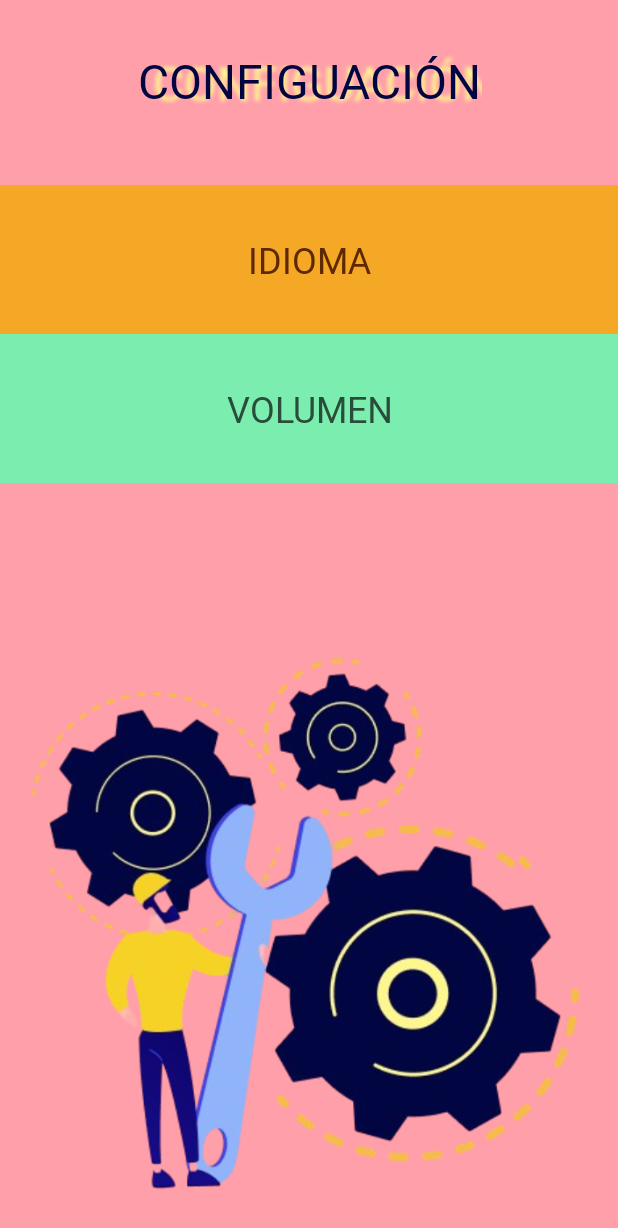
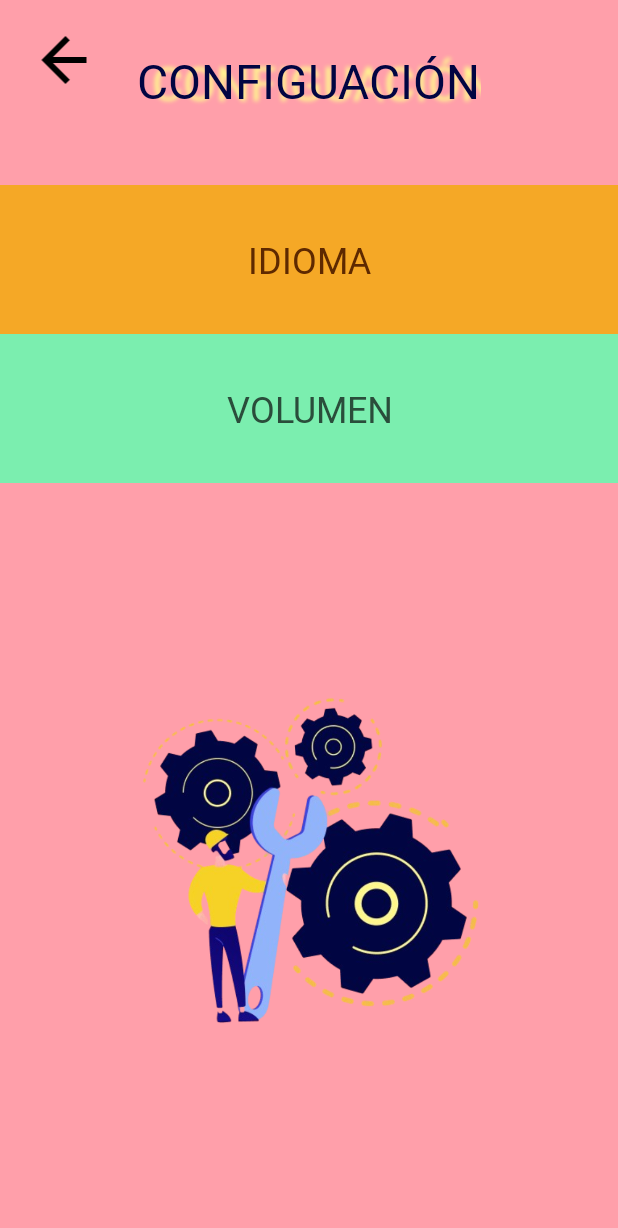
Before and after one commit to NC09dev/MelodIA, an Android app: the Optionsactivity screen opened directly, with no data from a screen before it, on a phone screen of 412 x 824 dp. Shown: the top 1228 px of the screen. Run offline under Robolectric (Android 15) with nearby library versions, the phone set to English and light mode, and no system bars.

Commit message:
Agrege la barra de volumen y la flecha que devuelve al apartado de de donde se crea la melodia

```diff
--- a/app/src/main/java/com/example/melodia/options_activity.kt
+++ b/app/src/main/java/com/example/melodia/options_activity.kt
@@ -2,6 +2,10 @@ package com.example.melodia
 
 import android.os.Bundle
 import android.view.View
+import android.widget.ImageView
+import android.widget.LinearLayout
+import android.widget.SeekBar
+import android.widget.TextView
 import androidx.activity.enableEdgeToEdge
 import androidx.appcompat.app.AppCompatActivity
 
@@ -16,8 +20,38 @@ class Optionsactivity : AppCompatActivity() {
 
         // Ocultar botones de navegación y barra de estado
         hideSystemUI()
+
+        // Referencias a los elementos del layout
+        val volumeButton = findViewById<TextView>(R.id.volumeButton)
+        val volumeControl = findViewById<LinearLayout>(R.id.volumeControl)
+        val seekBar = findViewById<SeekBar>(R.id.seekBar)
+
+        // Mostrar u ocultar el control de volumen al tocar el botón
+        volumeButton.setOnClickListener {
+            if (volumeControl.visibility == View.GONE) {
+                volumeControl.visibility = View.VISIBLE
+            } else {
+                volumeControl.visibility = View.GONE
+            }
+        }
+
+        // Lógica del SeekBar (por ahora solo imprime el valor en consola)
+        seekBar.setOnSeekBarChangeListener(object : SeekBar.OnSeekBarChangeListener {
+            override fun onProgressChanged(seekBar: SeekBar?, progress: Int, fromUser: Boolean) {
+                // Aquí puedes ajustar el volumen o guardar el valor
+                println("Volumen actual: $progress")
+            }
+
+            override fun onStartTrackingTouch(seekBar: SeekBar?) {}
+            override fun onStopTrackingTouch(seekBar: SeekBar?) {}
+        })
+
+        // Funcionalidad de la flecha de regreso
+        val backArrow = findViewById<ImageView>(R.id.backArrow)
+        backArrow.setOnClickListener {
+            finish() // Cierra la actividad actual y vuelve a la anterior
+        }
     }
-
 
     // Método para ocultar los botones de navegación y la barra de estado
     private fun hideSystemUI() {
--- /dev/null
+++ b/app/src/main/res/drawable/ic_back_arrow.xml
@@ -0,0 +1,10 @@
+<?xml version="1.0" encoding="utf-8"?>
+<vector xmlns:android="http://schemas.android.com/apk/res/android"
+    android:width="24dp"
+    android:height="24dp"
+    android:viewportWidth="24"
+    android:viewportHeight="24">
+    <path
+        android:fillColor="#000000"
+        android:pathData="M19,11H7.83l5.59-5.59L12,4l-8,8 8,8 1.42-1.42L7.83,13H19z"/>
+</vector>
--- /dev/null
+++ b/app/src/main/res/drawable/rounded_volume_background.xml
@@ -0,0 +1,9 @@
+<shape xmlns:android="http://schemas.android.com/apk/res/android" android:shape="rectangle">
+    <solid android:color="#FFE082" />
+    <corners android:radius="16dp" />
+    <padding
+        android:bottom="8dp"
+        android:left="8dp"
+        android:right="8dp"
+        android:top="8dp" />
+</shape>
--- /dev/null
+++ b/app/src/main/res/drawable/seekbar_custom.xml
@@ -0,0 +1,20 @@
+<?xml version="1.0" encoding="utf-8"?>
+<layer-list xmlns:android="http://schemas.android.com/apk/res/android">
+    <!-- Fondo de la barra -->
+    <item android:id="@android:id/background">
+        <shape>
+            <corners android:radius="10dp" />
+            <solid android:color="#D3D3D3" />
+        </shape>
+    </item>
+
+    <!-- Parte progresada (llenada) -->
+    <item android:id="@android:id/progress">
+        <clip>
+            <shape>
+                <corners android:radius="10dp" />
+                <solid android:color="#2A4D3B" /> <!-- color verde oscuro -->
+            </shape>
+        </clip>
+    </item>
+</layer-list>
--- /dev/null
+++ b/app/src/main/res/drawable/seekbar_thumb.xml
@@ -0,0 +1,10 @@
+<shape xmlns:android="http://schemas.android.com/apk/res/android"
+    android:shape="oval">
+    <size
+        android:width="20dp"
+        android:height="20dp" />
+    <solid android:color="#FFE082" />
+    <stroke
+        android:width="1dp"
+        android:color="#AA8800" />
+</shape>
--- /dev/null
+++ b/app/src/main/res/drawable/seekbar_yellow.xml
@@ -0,0 +1,19 @@
+<layer-list xmlns:android="http://schemas.android.com/apk/res/android">
+    <!-- Fondo de la barra -->
+    <item android:id="@android:id/background">
+        <shape android:shape="rectangle">
+            <corners android:radius="12dp" />
+            <solid android:color="#FFC34D" />
+        </shape>
+    </item>
+
+    <!-- Progreso -->
+    <item android:id="@android:id/progress">
+        <clip>
+            <shape android:shape="rectangle">
+                <corners android:radius="12dp" />
+                <solid android:color="#FFC400" />
+            </shape>
+        </clip>
+    </item>
+</layer-list>
--- a/app/src/main/res/layout/options_activity.xml
+++ b/app/src/main/res/layout/options_activity.xml
@@ -6,7 +6,22 @@
     android:layout_width="match_parent"
     android:layout_height="match_parent"
     android:background="#FF9FAA"
-    tools:context=".MainActivity">
+    tools:context=".options_activity">
+
+    <!-- Flecha para volver -->
+    <ImageView
+        android:id="@+id/backArrow"
+        android:layout_width="55dp"
+        android:layout_height="48dp"
+        android:layout_marginStart="16dp"
+        android:layout_marginTop="16dp"
+        android:clickable="true"
+        android:contentDescription="Volver"
+        android:focusable="true"
+        android:src="@drawable/ic_back_arrow"
+        android:background="?android:attr/selectableItemBackground"
+    app:layout_constraintStart_toStartOf="parent"
+    app:layout_constraintTop_toTopOf="parent" />
 
     <TextView
         android:id="@+id/titleText"
@@ -22,7 +37,6 @@
         android:textColor="#010542"
         android:textSize="32sp"
         app:layout_constraintEnd_toEndOf="parent"
-        app:layout_constraintHorizontal_bias="0.502"
         app:layout_constraintStart_toStartOf="parent"
         app:layout_constraintTop_toTopOf="parent" />
 
@@ -37,17 +51,14 @@
         android:text="IDIOMA"
         android:textColor="#5E2900"
         android:textSize="24sp"
-        app:layout_constraintEnd_toEndOf="parent"
-        app:layout_constraintHorizontal_bias="0.0"
+        app:layout_constraintTop_toBottomOf="@id/titleText"
         app:layout_constraintStart_toStartOf="parent"
-        app:layout_constraintTop_toBottomOf="@+id/titleText"
-        app:layout_constraintVertical_bias="0.27" />
+        app:layout_constraintEnd_toEndOf="parent" />
 
     <TextView
         android:id="@+id/volumeButton"
         android:layout_width="match_parent"
         android:layout_height="99dp"
-        android:layout_marginBottom="336dp"
         android:background="#7BEEAF"
         android:clickable="true"
         android:focusable="true"
@@ -56,48 +67,54 @@
         android:text="VOLUMEN"
         android:textColor="#2A4D3B"
         android:textSize="24sp"
-        app:layout_constraintEnd_toEndOf="parent"
-        app:layout_constraintHorizontal_bias="0.0"
+        app:layout_constraintTop_toBottomOf="@id/languajeButton"
         app:layout_constraintStart_toStartOf="parent"
-        app:layout_constraintTop_toBottomOf="@+id/languajeButton"
-        app:layout_constraintVertical_bias="0.0" />
+        app:layout_constraintEnd_toEndOf="parent" />
 
     <LinearLayout
         android:id="@+id/volumeControl"
-        android:layout_width="match_parent"
+        android:layout_width="0dp"
         android:layout_height="wrap_content"
         android:layout_marginTop="8dp"
-        android:background="#A07BEEAF"
+        android:layout_marginStart="32dp"
+        android:layout_marginEnd="32dp"
         android:orientation="horizontal"
         android:padding="16dp"
+        android:background="@drawable/rounded_volume_background"
         android:visibility="gone"
-        app:layout_constraintEnd_toEndOf="parent"
+        app:layout_constraintTop_toBottomOf="@id/volumeButton"
         app:layout_constraintStart_toStartOf="parent"
-        app:layout_constraintTop_toBottomOf="@+id/volumeButton">
+        app:layout_constraintEnd_toEndOf="parent">
 
         <ImageView
             android:layout_width="30dp"
             android:layout_height="30dp"
             android:layout_marginEnd="8dp"
-            />
+            android:src="@android:drawable/ic_lock_silent_mode_off" />
 
+        <SeekBar
+            android:id="@+id/seekBar"
+            android:layout_width="0dp"
+            android:layout_height="wrap_content"
+            android:layout_weight="1"
+            android:max="100"
+            android:progress="50"
+            android:progressDrawable="@drawable/seekbar_yellow"
+            android:thumb="@drawable/seekbar_thumb" />
     </LinearLayout>
 
     <ImageView
         android:id="@+id/settingsImage"
-        android:layout_width="403dp"
-        android:layout_height="411dp"
-        android:layout_marginTop="16dp"
-        android:layout_marginBottom="4dp"
+        android:layout_width="0dp"
+        android:layout_height="0dp"
         android:contentDescription="Ilustración de configuración"
+        android:src="@drawable/reparador_removebg_preview"
         android:scaleType="fitCenter"
-        android:src="@drawable/reparador_removebg_preview"
+        android:elevation="4dp"
+        app:layout_constraintTop_toBottomOf="@id/volumeControl"
+        app:layout_constraintStart_toStartOf="parent"
+        app:layout_constraintEnd_toEndOf="parent"
         app:layout_constraintBottom_toBottomOf="parent"
-        app:layout_constraintEnd_toEndOf="parent"
-        app:layout_constraintHeight_percent="0.4"
-        app:layout_constraintHorizontal_bias="0.0"
-        app:layout_constraintStart_toStartOf="parent"
-        app:layout_constraintTop_toBottomOf="@id/volumeControl"
-        app:layout_constraintVertical_bias="1.0"
-        app:layout_constraintWidth_percent="0.6" />
+        app:layout_constraintWidth_percent="0.6"
+        app:layout_constraintHeight_percent="0.4" />
 </androidx.constraintlayout.widget.ConstraintLayout>
```
